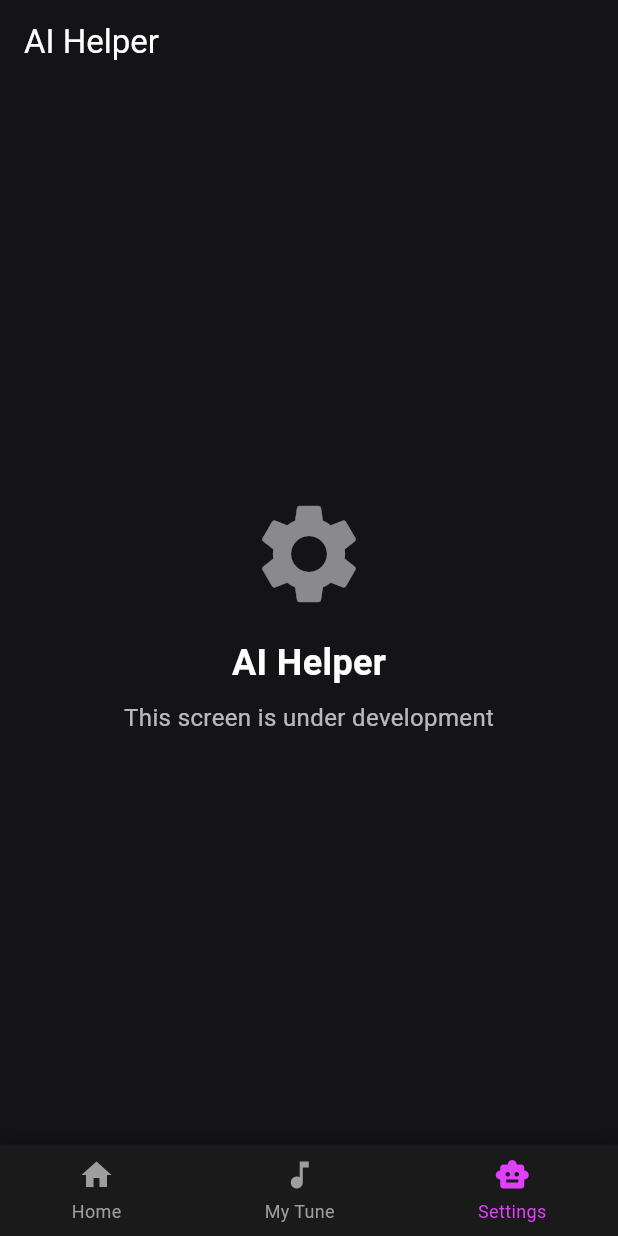
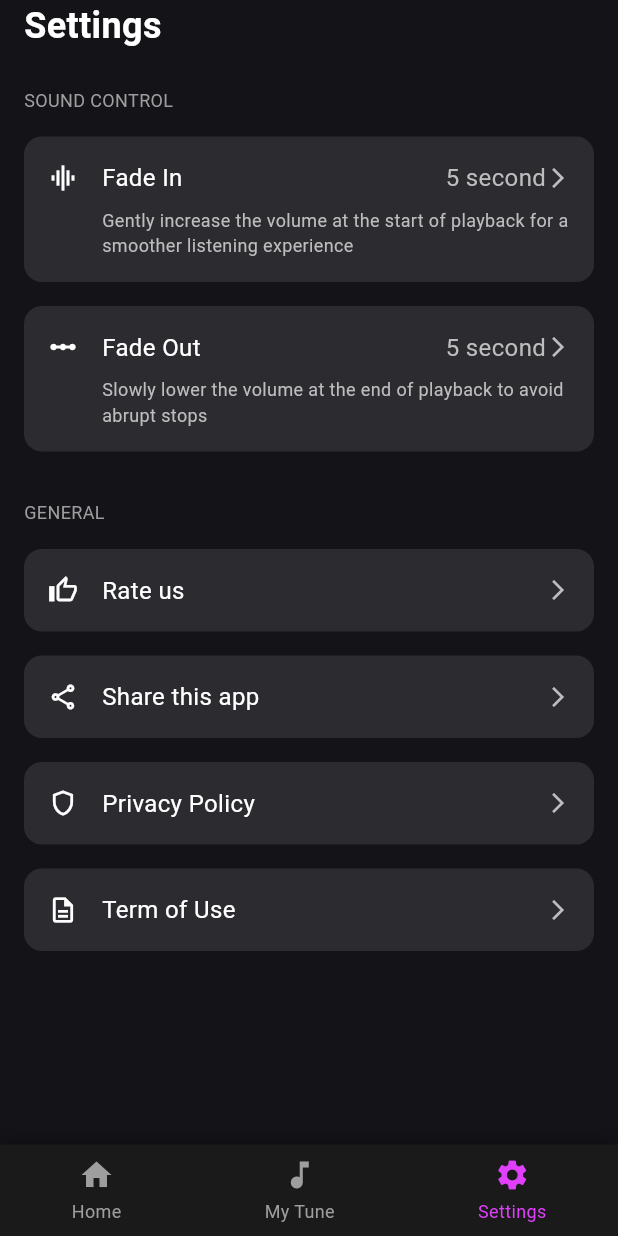
Before and after one commit to hieuruoi7797/the-sound, a Flutter app: the screen it shows after launch, item 3 of the bottom bar chosen, on a phone screen of 412 x 824 dp. Run offline on Flutter 3.47's test engine with Material 3 defaults, Android fonts, the light colour scheme and no system bars; our stand-ins replace audio_service, dio, firebase_core, firebase_database, firebase_messaging, firebase_storage and 5 more; missing offline and left inert: audio_session; accounts and stored records are empty; generated files the repository leaves out were written again; network calls fail.

Commit message:
[setting]: added setting screen, fade in fade out effect, need to change fade out logic to the end of sound

```diff
--- a/lib/features/navigator/viewmodels/navigator_view_model.dart
+++ b/lib/features/navigator/viewmodels/navigator_view_model.dart
@@ -1,4 +1,5 @@
 import 'package:flutter_riverpod/flutter_riverpod.dart';
+import 'package:mytune/features/sound_player/viewmodels/soundplayer_view_model.dart';
 
 
 // Provider for the current tab index
@@ -9,7 +10,8 @@ final navigatorViewModelProvider = StateNotifierProvider<NavigatorViewModel, int
 class NavigatorViewModel extends StateNotifier<int> {
   NavigatorViewModel() : super(0); // Default to first tab (Home)
 
-  void setTab(int index) {
+  void setTab(int index, WidgetRef ref) {
+    ref.read(soundPlayerProvider.notifier).collapse();
     state = index;
   }
 }
--- a/lib/features/navigator/views/app_navigator.dart
+++ b/lib/features/navigator/views/app_navigator.dart
@@ -1,6 +1,6 @@
 import 'package:flutter/material.dart';
+import 'package:mytune/features/settings/views/settings_screen.dart';
 import '../views/navigator_ui.dart';
-import '../widgets/placeholder_screen.dart';
 import '../../home/views/home_screen.dart';
 import '../../my_tune/my_tune_view.dart';
 
@@ -14,11 +14,8 @@ class AppNavigator extends StatelessWidget {
         // Home Screen
         HomeScreen(),
         MyTuneView(),
-        // AI Helper Screen
-        PlaceholderScreen(
-          title: 'AI Helper',
-          icon: Icons.settings,
-        ),
+        // Settings Screen
+        SettingsScreen(),
       ],
     );
   }
--- a/lib/features/navigator/views/navigator_ui.dart
+++ b/lib/features/navigator/views/navigator_ui.dart
@@ -36,7 +36,7 @@ class NavigatorUI extends ConsumerWidget {
               children: [
                 _buildNavItem(ref, 0, Icons.home, 'Home'),
                 _buildNavItem(ref, 1, Icons.music_note, 'My Tune'),
-                _buildNavItem(ref, 2, Icons.smart_toy, 'Settings'),
+                _buildNavItem(ref, 2, Icons.settings, 'Settings'),
               ],
             ),
           ),
@@ -50,7 +50,7 @@ class NavigatorUI extends ConsumerWidget {
     final isSelected = currentIndex == index;
 
     return InkWell(
-      onTap: () => ref.read(navigatorViewModelProvider.notifier).setTab(index),
+      onTap: () => ref.read(navigatorViewModelProvider.notifier).setTab(index, ref),
       child: NavigationItem(
         icon: icon,
         label: label,
--- /dev/null
+++ b/lib/features/settings/views/settings_screen.dart
@@ -0,0 +1,166 @@
+import 'package:flutter/material.dart';
+import 'package:flutter_riverpod/flutter_riverpod.dart';
+
+class SettingsScreen extends ConsumerWidget {
+  const SettingsScreen({super.key});
+
+  @override
+  Widget build(BuildContext context, WidgetRef ref) {
+    return Scaffold(
+      backgroundColor: const Color(0xFF141318),
+      body: SafeArea(
+        child: SingleChildScrollView(
+          padding: const EdgeInsets.symmetric(horizontal: 16.0),
+          child: Column(
+            crossAxisAlignment: CrossAxisAlignment.start,
+            children: [
+              // Top Bar
+              const Text(
+                'Settings',
+                style: TextStyle(
+                  color: Colors.white,
+                  fontSize: 24,
+                  fontWeight: FontWeight.bold,
+                ),
+              ),
+              const SizedBox(height: 24),
+
+              // Sound Control
+              const Text(
+                'SOUND CONTROL',
+                style: TextStyle(
+                  color: Colors.grey,
+                  fontSize: 12,
+                ),
+              ),
+              const SizedBox(height: 8),
+              _buildSettingItem(
+                icon: Icons.graphic_eq,
+                title: 'Fade In',
+                value: '5 second',
+                subtitle: 'Gently increase the volume at the start of playback for a smoother listening experience',
+                onTap: () {},
+              ),
+              _buildSettingItem(
+                icon: Icons.linear_scale,
+                title: 'Fade Out',
+                value: '5 second',
+                subtitle: 'Slowly lower the volume at the end of playback to avoid abrupt stops',
+                onTap: () {},
+              ),
+              // _buildSettingItem(
+              //   icon: Icons.layers,
+              //   title: 'Background Audio',
+              //   subtitle: 'Keep your sound playing while using other apps — perfect for multitasking with music, podcasts, or audiobooks',
+              //   trailing: Switch(
+              //     value: true, // This will be managed by the view model
+              //     onChanged: (value) {},
+              //     activeColor: Colors.purple,
+              //   ),
+              // ),
+              const SizedBox(height: 24),
+
+              // General
+              const Text(
+                'GENERAL',
+                style: TextStyle(
+                  color: Colors.grey,
+                  fontSize: 12,
+                ),
+              ),
+              const SizedBox(height: 8),
+              // _buildSettingItem(
+              //   icon: Icons.language,
+              //   title: 'Language',
+              //   value: 'English',
+              //   onTap: () {},
+              // ),
+              // _buildSettingItem(
+              //   icon: Icons.notifications_none,
+              //   title: 'Reminder',
+              //   value: 'Off',
+              //   onTap: () {},
+              // ),
+              _buildSettingItem(
+                icon: Icons.thumb_up_alt_outlined,
+                title: 'Rate us',
+                onTap: () {},
+              ),
+              _buildSettingItem(
+                icon: Icons.share_outlined,
+                title: 'Share this app',
+                onTap: () {},
+              ),
+              _buildSettingItem(
+                icon: Icons.shield_outlined,
+                title: 'Privacy Policy',
+                onTap: () {},
+              ),
+              _buildSettingItem(
+                icon: Icons.description_outlined,
+                title: 'Term of Use',
+                onTap: () {},
+              ),
+            ],
+          ),
+        ),
+      ),
+    );
+  }
+
+  Widget _buildSettingItem({
+    required IconData icon,
+    required String title,
+    String? value,
+    String? subtitle,
+    Widget? trailing,
+    VoidCallback? onTap,
+  }) {
+    return InkWell(
+      onTap: onTap,
+      child: Container(
+        margin: const EdgeInsets.symmetric(vertical: 8),
+        padding: const EdgeInsets.all(16),
+        decoration: BoxDecoration(
+          color: Colors.white.withOpacity(0.1),
+          borderRadius: BorderRadius.circular(12),
+        ),
+        child: Column(
+          crossAxisAlignment: CrossAxisAlignment.start,
+          children: [
+            Row(
+              children: [
+                Icon(icon, color: Colors.white, size: 20),
+                const SizedBox(width: 16),
+                Expanded(
+                  child: Text(
+                    title,
+                    style: const TextStyle(color: Colors.white, fontSize: 16),
+                  ),
+                ),
+                if (value != null)
+                  Text(
+                    value,
+                    style: TextStyle(color: Colors.grey[400], fontSize: 16),
+                  ),
+                if (trailing == null && onTap != null)
+                  Icon(Icons.arrow_forward_ios, color: Colors.grey[400], size: 16),
+                if (trailing != null) trailing,
+              ],
+            ),
+            if (subtitle != null) ...[
+              const SizedBox(height: 8),
+              Padding(
+                padding: const EdgeInsets.only(left: 36.0),
+                child: Text(
+                  subtitle,
+                  style: TextStyle(color: Colors.grey[400], fontSize: 12),
+                ),
+              ),
+            ],
+          ],
+        ),
+      ),
+    );
+  }
+}
--- a/pubspec.yaml
+++ b/pubspec.yaml
@@ -32,7 +32,7 @@ dependencies:
     sdk: flutter
   dio: ^5.8.0+1
   flutter_riverpod: ^2.6.1
-  shared_preferences: ^2.2.2
+  shared_preferences: ^2.5.3
   flutter_localizations:
     sdk: flutter
   intl: any
```
Also changed, not shown: lib/features/home/views/home_screen.dart (+13 -12 lines), lib/features/my_tune/my_tune_view.dart (+11 -12 lines), lib/features/settings/viewmodels/settings_view_model.dart (added, +48 -0 lines), lib/features/settings/views/fade_setting_screen.dart (added, +73 -0 lines), lib/features/sound_player/viewmodels/my_audio_handler.dart (+47 -2 lines), lib/features/sound_player/viewmodels/soundplayer_view_model.dart (+13 -0 lines), 4 other files.
